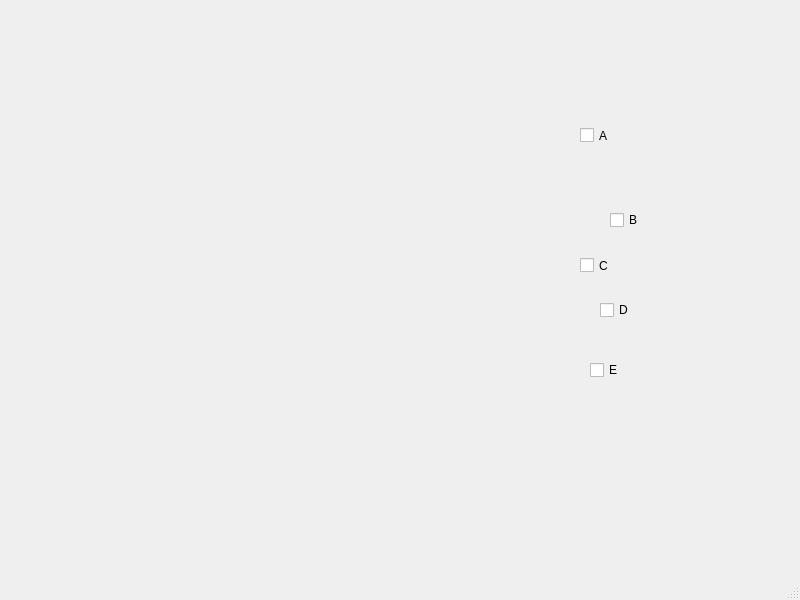
mesutevin/ggj-enzyme-game-qt-gui, file test.ui: the form before one commit.
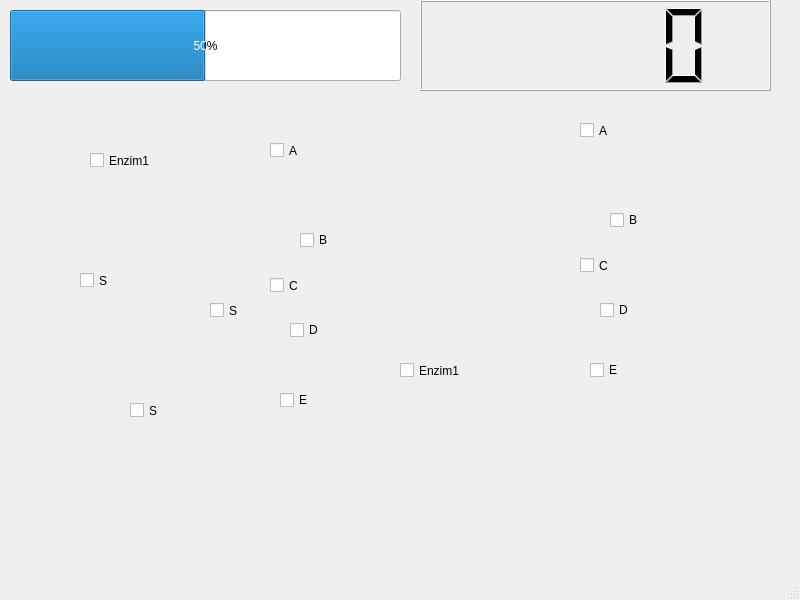
The form after the commit.

Diff of the .ui file:
```diff
--- a/test.ui
+++ b/test.ui
@@ -19,8 +19,8 @@
      <rect>
       <x>580</x>
       <y>100</y>
-      <width>111</width>
-      <height>71</height>
+      <width>91</width>
+      <height>61</height>
      </rect>
     </property>
     <property name="text">
@@ -79,6 +79,159 @@
      <string>E</string>
     </property>
    </widget>
+   <widget class="QCheckBox" name="checkBox_6">
+    <property name="geometry">
+     <rect>
+      <x>270</x>
+      <y>120</y>
+      <width>91</width>
+      <height>61</height>
+     </rect>
+    </property>
+    <property name="text">
+     <string>A</string>
+    </property>
+   </widget>
+   <widget class="QCheckBox" name="checkBox_7">
+    <property name="geometry">
+     <rect>
+      <x>300</x>
+      <y>230</y>
+      <width>90</width>
+      <height>20</height>
+     </rect>
+    </property>
+    <property name="text">
+     <string>B</string>
+    </property>
+   </widget>
+   <widget class="QCheckBox" name="checkBox_8">
+    <property name="geometry">
+     <rect>
+      <x>290</x>
+      <y>320</y>
+      <width>90</width>
+      <height>20</height>
+     </rect>
+    </property>
+    <property name="text">
+     <string>D</string>
+    </property>
+   </widget>
+   <widget class="QCheckBox" name="checkBox_9">
+    <property name="geometry">
+     <rect>
+      <x>280</x>
+      <y>390</y>
+      <width>90</width>
+      <height>20</height>
+     </rect>
+    </property>
+    <property name="text">
+     <string>E</string>
+    </property>
+   </widget>
+   <widget class="QCheckBox" name="checkBox_10">
+    <property name="geometry">
+     <rect>
+      <x>270</x>
+      <y>250</y>
+      <width>111</width>
+      <height>71</height>
+     </rect>
+    </property>
+    <property name="text">
+     <string>C</string>
+    </property>
+   </widget>
+   <widget class="QProgressBar" name="progressBar">
+    <property name="geometry">
+     <rect>
+      <x>10</x>
+      <y>10</y>
+      <width>391</width>
+      <height>71</height>
+     </rect>
+    </property>
+    <property name="value">
+     <number>50</number>
+    </property>
+   </widget>
+   <widget class="QLCDNumber" name="lcdNumber">
+    <property name="geometry">
+     <rect>
+      <x>420</x>
+      <y>0</y>
+      <width>351</width>
+      <height>91</height>
+     </rect>
+    </property>
+   </widget>
+   <widget class="QCheckBox" name="checkBox_11">
+    <property name="geometry">
+     <rect>
+      <x>90</x>
+      <y>130</y>
+      <width>91</width>
+      <height>61</height>
+     </rect>
+    </property>
+    <property name="text">
+     <string>Enzim1</string>
+    </property>
+   </widget>
+   <widget class="QCheckBox" name="checkBox_12">
+    <property name="geometry">
+     <rect>
+      <x>210</x>
+      <y>280</y>
+      <width>91</width>
+      <height>61</height>
+     </rect>
+    </property>
+    <property name="text">
+     <string>S</string>
+    </property>
+   </widget>
+   <widget class="QCheckBox" name="checkBox_13">
+    <property name="geometry">
+     <rect>
+      <x>80</x>
+      <y>250</y>
+      <width>91</width>
+      <height>61</height>
+     </rect>
+    </property>
+    <property name="text">
+     <string>S</string>
+    </property>
+   </widget>
+   <widget class="QCheckBox" name="checkBox_14">
+    <property name="geometry">
+     <rect>
+      <x>130</x>
+      <y>380</y>
+      <width>91</width>
+      <height>61</height>
+     </rect>
+    </property>
+    <property name="text">
+     <string>S</string>
+    </property>
+   </widget>
+   <widget class="QCheckBox" name="checkBox_15">
+    <property name="geometry">
+     <rect>
+      <x>400</x>
+      <y>340</y>
+      <width>91</width>
+      <height>61</height>
+     </rect>
+    </property>
+    <property name="text">
+     <string>Enzim1</string>
+    </property>
+   </widget>
   </widget>
   <widget class="QMenuBar" name="menubar">
    <property name="geometry">
```
